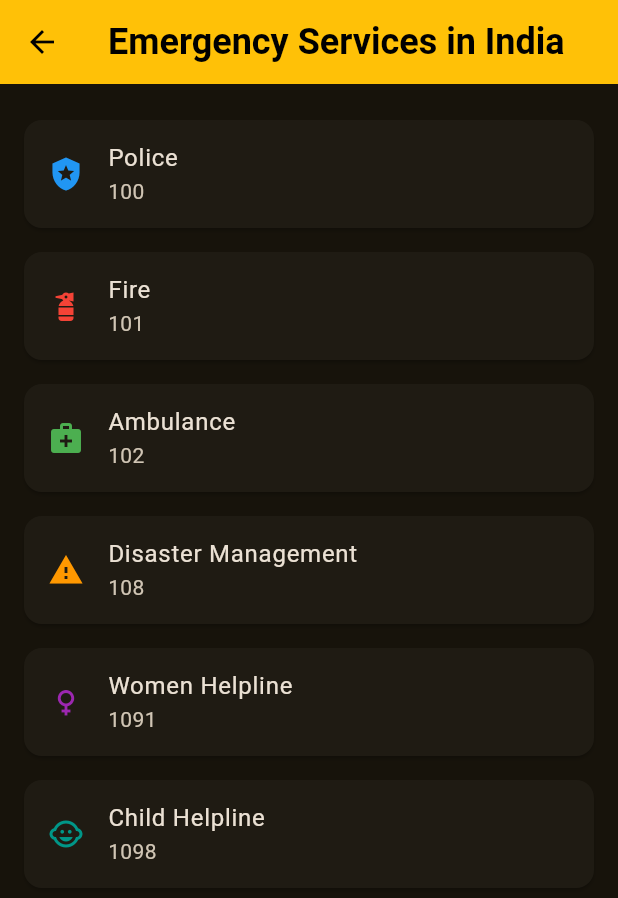
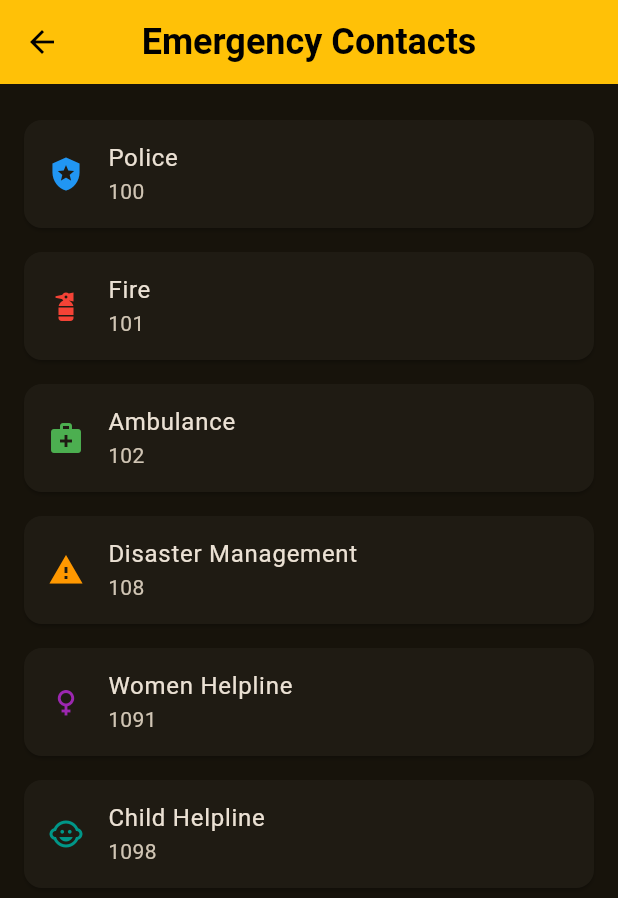
Before and after one commit to PrithviKaushik/travelApp, a Flutter app: the HomeScreen screen opened by its route, item 3 of the bottom bar chosen, after a tap on "Emergency Contacts", on a phone screen of 412 x 824 dp. Shown: the top 898 px of the screen. Run offline on Flutter 3.47's test engine with Material 3 defaults, Android fonts, the phone set to English and light mode, and no system bars; our stand-ins replace cloud_firestore, firebase_auth, firebase_core, firebase_storage, font_awesome_flutter, geocoding and 6 more; missing offline and left inert: flutter_polyline_points, google_cloud_translation; accounts and stored records are empty; network calls fail.

Commit message:
Some fixes

```diff
--- a/lib/main.dart
+++ b/lib/main.dart
@@ -5,6 +5,7 @@ import 'package:travel_app/providers/providers.dart';
 import 'package:travel_app/routes.dart';
 import 'package:travel_app/services/services.dart';
 import 'package:travel_app/theme.dart';
+import 'package:travel_app/widgets/auth_wrapper.dart';
 import 'firebase_options.dart';
 
 void main() async {
@@ -58,6 +59,7 @@ class TravelApp extends StatelessWidget {
     return MaterialApp(
       title: 'TravelFree',
       theme: appTheme,
+      home: AuthWrapper(),
       routes: appRoutes,
     );
   }
--- a/lib/providers/image_download_provider.dart
+++ b/lib/providers/image_download_provider.dart
@@ -16,6 +16,8 @@ class ImageDownloadProvider extends ChangeNotifier {
   }
 
   void _subscribeToPhotos() {
+    //print("Fetching photos for city: $city");
+
     _subscription = FirebaseFirestore.instance
         .collection('photos')
         .where('city', isEqualTo: city)
--- a/lib/providers/place_provider.dart
+++ b/lib/providers/place_provider.dart
@@ -1,4 +1,5 @@
 import 'package:flutter/material.dart';
+import 'package:permission_handler/permission_handler.dart';
 import 'package:travel_app/models/models.dart';
 import 'package:travel_app/services/services.dart';
 
@@ -15,7 +16,7 @@ class PlaceProvider extends ChangeNotifier {
     required this.weatherService,
   });
 
-  // getter to get api key from placeService
+  // Getter to access the API key from placeService
   String get placeApiKey => placeService.apiKey;
 
   // Method to fetch tourist destinations
@@ -23,13 +24,26 @@ class PlaceProvider extends ChangeNotifier {
     isLoading = true;
     notifyListeners();
 
+    // Request location permission
+    var status = await Permission.location.request();
+    if (status.isGranted) {
       try {
         String city = await weatherService.getCityFromCurrentLocation();
+
+        // Fetch tourist destinations using the detected city.
         places = await placeService.getTouristDestinations(city);
         errorMessage = null;
       } catch (e) {
         errorMessage = e.toString();
       }
+    } else if (status.isDenied) {
+      errorMessage = 'Location permission denied';
+    } else if (status.isPermanentlyDenied) {
+      errorMessage =
+          'Location permission permanently denied. Please enable it in settings.';
+      await openAppSettings();
+    }
+
     isLoading = false;
     notifyListeners();
   }
--- a/lib/providers/weather_provider.dart
+++ b/lib/providers/weather_provider.dart
@@ -22,29 +22,28 @@ class WeatherProvider extends ChangeNotifier {
     isLoading = true;
     notifyListeners();
 
-    var status =
-        await Permission.location.request(); //asking location permission
+    var status = await Permission.location.request();
     if (status.isGranted) {
-      //attempts to fetch current weather and forecast from the WeatherService.
       try {
         String city = await weatherService.getCityFromCurrentLocation();
-        currentWeather = await weatherService.getCurrentWeather(city);
-        forecast = await weatherService.getForecast(city);
-        //clearing any previous error messages
-        errorMessage = null;
+
+        if (city.isNotEmpty) {
+          currentWeather = await weatherService.getCurrentWeather(city);
+          forecast = await weatherService.getForecast(city);
+          errorMessage = null;
+        } else {
+          errorMessage = 'Unable to determine city from location';
+        }
       } catch (e) {
-        errorMessage = e.toString(); //catching them errors
+        errorMessage = e.toString();
       }
     } else if (status.isDenied) {
-      // Handle case when location permission is denied
       errorMessage = 'Location permission denied';
     } else if (status.isPermanentlyDenied) {
-      // Handle case when permission is permanently denied
       errorMessage =
           'Location permission permanently denied. Please enable it in settings.';
-      openAppSettings(); // Open app settings to allow the user to enable permissions
+      await openAppSettings();
     }
-
     //data fetching is now complete, setting isLoading to False
     isLoading = false;
     //update UI
--- a/lib/routes.dart
+++ b/lib/routes.dart
@@ -1,7 +1,8 @@
 import 'package:travel_app/screens/screens.dart';
+import 'package:travel_app/providers/providers.dart';
 
 var appRoutes = {
-  '/': (context) => SignUpScreen(),
+  '/signup': (context) => SignUpScreen(),
   '/signin': (context) => SignInScreen(),
   '/home': (context) => HomeScreen(),
   '/photos': (context) => PhotoListScreen(),
--- a/lib/screens/emergency_contacts_screen.dart
+++ b/lib/screens/emergency_contacts_screen.dart
@@ -8,7 +8,7 @@ class EmergencyServicesScreen extends StatelessWidget {
     // Hard-coded emergency services.
     return Scaffold(
       appBar: AppBar(
-        title: Text('Emergency Services in India'),
+        title: Text('Emergency Contacts'),
       ),
       body: ListView(
         padding: EdgeInsets.all(16),
--- a/lib/screens/home.dart
+++ b/lib/screens/home.dart
@@ -1,5 +1,6 @@
 import 'package:flutter/material.dart';
 import 'package:provider/provider.dart';
+import 'package:travel_app/screens/screens.dart';
 import 'package:travel_app/shared/bottom_nav.dart';
 import 'package:travel_app/providers/providers.dart';
 import 'package:travel_app/widgets/destinations.dart';
@@ -13,16 +14,24 @@ class HomeScreen extends StatefulWidget {
 }
 
 class _HomeScreenState extends State<HomeScreen> {
+  bool _hasInitialized = false;
+
   @override
-  void initState() {
-    super.initState();
-    // Fetch weather data and tourist destinations for current location on startup once
-    final weatherProvider =
-        Provider.of<WeatherProvider>(context, listen: false);
-    final placeProvider = Provider.of<PlaceProvider>(context, listen: false);
+  void didChangeDependencies() {
+    super.didChangeDependencies();
+    if (!_hasInitialized) {
+      _hasInitialized = true;
+      // Delay the API calls until after the first frame is rendered.
+      WidgetsBinding.instance.addPostFrameCallback((_) {
+        final weatherProvider =
+            Provider.of<WeatherProvider>(context, listen: false);
+        final placeProvider =
+            Provider.of<PlaceProvider>(context, listen: false);
 
-    weatherProvider.fetchWeather();
-    placeProvider.fetchTouristDestinations();
+        weatherProvider.fetchWeather();
+        placeProvider.fetchTouristDestinations();
+      });
+    }
   }
 
   @override
@@ -31,7 +40,7 @@ class _HomeScreenState extends State<HomeScreen> {
 
     return Scaffold(
       appBar: AppBar(
-        title: Text('TravelFree'),
+        title: Text('Travel App'),
       ),
       drawer: Drawer(
         backgroundColor: Theme.of(context).colorScheme.surface,
@@ -78,6 +87,14 @@ class _HomeScreenState extends State<HomeScreen> {
               ),
               onTap: () {
                 // Add navigation or functionality here.
+                Navigator.push(
+                  context,
+                  MaterialPageRoute(
+                    builder: (context) {
+                      return EmergencyServicesScreen();
+                    },
+                  ),
+                );
               },
             ),
             ListTile(
--- a/lib/screens/photo_detail_screen.dart
+++ b/lib/screens/photo_detail_screen.dart
@@ -55,7 +55,7 @@ class _PhotoDetailScreenState extends State<PhotoDetailScreen> {
                   children: [
                     // Large image area.
                     Container(
-                      height: 300,
+                      height: 400,
                       width: double.infinity,
                       child: Image.network(
                         widget.photo.photoUrl,
@@ -106,6 +106,8 @@ class _PhotoDetailScreenState extends State<PhotoDetailScreen> {
                             .snapshots(),
                         builder: (context, snapshot) {
                           if (snapshot.hasError) {
+                            print("Comments query error: ${snapshot.error}");
+
                             return Center(
                                 child: Text("Error loading comments"));
                           }
--- a/lib/screens/sign_in_screen.dart
+++ b/lib/screens/sign_in_screen.dart
@@ -73,7 +73,7 @@ class _SignInScreenState extends State<SignInScreen> {
                   Text('Don\'t have an account?'),
                   TextButton(
                     onPressed: () {
-                      Navigator.pushReplacementNamed(context, '/');
+                      Navigator.pushReplacementNamed(context, '/signup');
                     },
                     child: const Text('Sign Up'),
                   )
--- a/lib/services/image_upload_service.dart
+++ b/lib/services/image_upload_service.dart
@@ -24,6 +24,7 @@ class ImageUploadService {
       print("Storage reference path: ${photoRef.fullPath}");
 
       try {
+        print("Uploading image with city: $userCity");
         // Start the upload task.
         UploadTask uploadTask = photoRef.putFile(imageFile);
         // Await its completion.
@@ -43,7 +44,7 @@ class ImageUploadService {
           'photoUrl': downloadUrl,
           'userId': userId,
           'city': userCity,
-          'timestamp': FieldValue.serverTimestamp(),
+          //'timestamp': FieldValue.serverTimestamp(),
           'likes': 0,
         });
         print("Photo metadata saved to Firestore.");
--- a/lib/services/weather_service.dart
+++ b/lib/services/weather_service.dart
@@ -14,6 +14,7 @@ class WeatherService {
     required this.apiKey,
     this.baseUrl = "https://api.openweathermap.org/data/2.5",
   });
+
   //getCurrentWeather method
   Future<CurrentWeather> getCurrentWeather(String city) async {
     final url = Uri.parse(
@@ -53,9 +54,21 @@ class WeatherService {
     }
   }
 
-  //this method gets city name based on gps coordinates (not dependent on openweathermap)
+// Cached city Future to avoid multiple concurrent calls.
+  static Future<String>? _cityFuture;
+
+  // wrapper over _fetchCity to avoid multiple concurrent calls
+  Future<String> getCityFromCurrentLocation() async {
+    // If a location fetch is already in progress or completed, use it.
+    if (_cityFuture != null) {
+      return _cityFuture!;
+    }
+    _cityFuture = _fetchCity();
+    return _cityFuture!;
+  } //this method gets city name based on gps coordinates (not dependent on openweathermap)
+
   //uses geolocator package for gps coordinates and
-  Future<String> getCityFromCurrentLocation() async {
+  Future<String> _fetchCity() async {
     Position position = await Geolocator.getCurrentPosition(
       locationSettings: LocationSettings(
         accuracy: LocationAccuracy
```
Also changed, not shown: lib/widgets/auth_wrapper.dart (added, +15 -0 lines), lib/widgets/destinations.dart (+9 -0 lines), 8 other files. Lines whose indentation alone changed are shown as unchanged.
